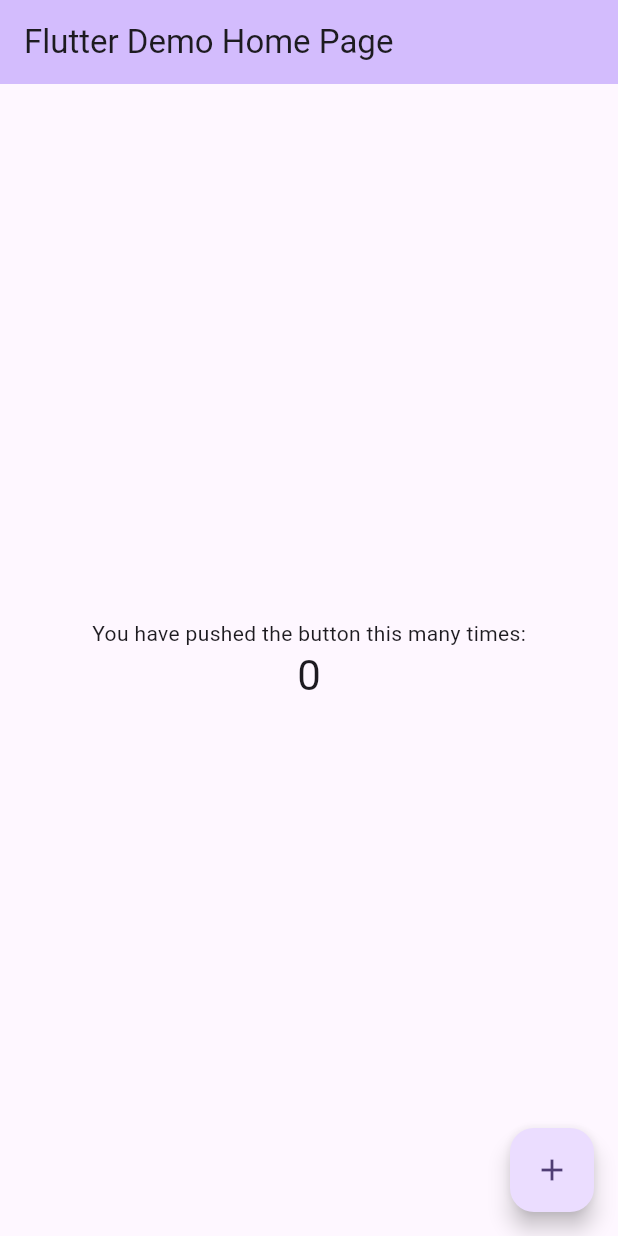
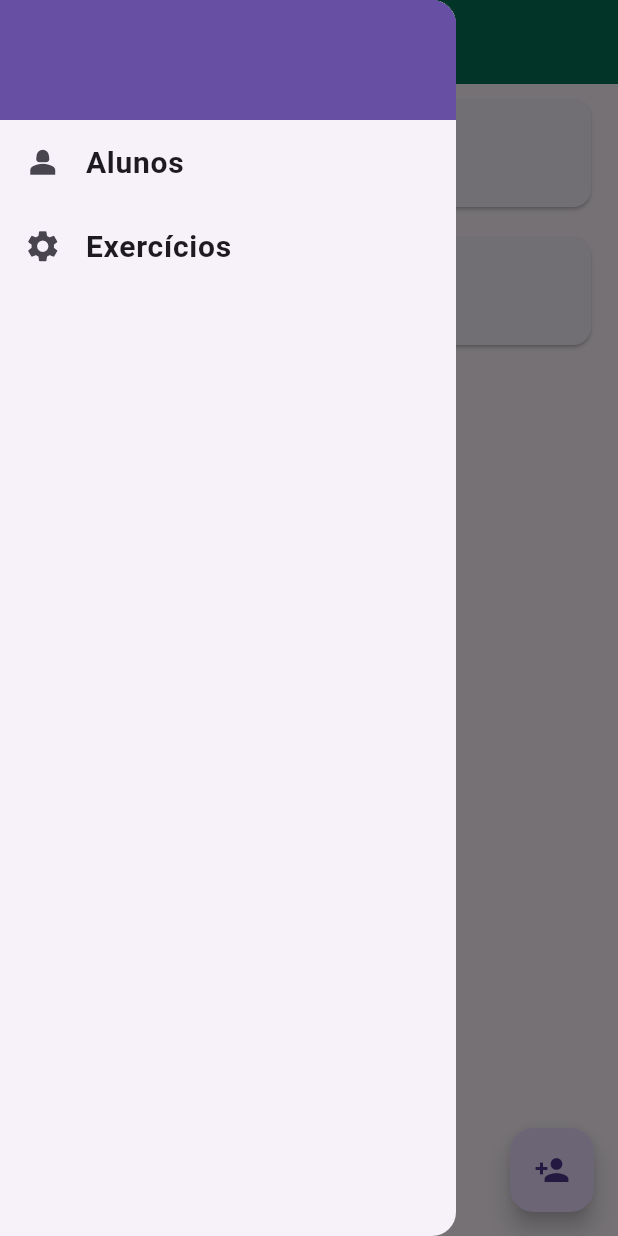
Before and after one commit to paulo0301/app_personal, a Flutter app: the screen it shows after launch, with the side drawer open (before the commit the screen has no drawer), on a phone screen of 412 x 824 dp. Run offline on Flutter 3.47's test engine with Material 3 defaults, Android fonts, the phone set to English and light mode, and no system bars; Roboto replaces fonts that are missing (RobotoCondensed).

Commit message:
add Drawer, BottomNavigationBar, crud aluno

```diff
--- /dev/null
+++ b/lib/components/main_drawer.dart
@@ -0,0 +1,43 @@
+import 'package:app_personal/utils/app_routes.dart';
+import 'package:flutter/material.dart';
+
+class MainDrawer extends StatelessWidget {
+  Widget _createItem(IconData icon, String label, Function() onTap) {
+    return ListTile(
+      leading: Icon(
+        icon,
+        size: 25,
+      ),
+      title: Text(
+        label,
+        style: const TextStyle(
+          fontFamily: 'RobotoCondensed',
+          fontSize: 20,
+          fontWeight: FontWeight.bold,
+        ),
+      ),
+      onTap: onTap,
+    );
+  }
+
+  @override
+  Widget build(BuildContext context) {
+    return Drawer(
+      child: Column(
+        children: [
+          Container(
+            height: 80,
+            width: double.infinity,
+            padding: EdgeInsets.all(40),
+            color: Theme.of(context).colorScheme.primary,
+            alignment: Alignment.bottomRight,
+          ),
+          _createItem(Icons.person_2, 'Alunos',
+              () => Navigator.of(context).pushReplacementNamed(AppRoutes.HOME)),
+          _createItem(Icons.settings, 'Exercícios',
+              () => Navigator.of(context).pushReplacementNamed(AppRoutes.HOME))
+        ],
+      ),
+    );
+  }
+}
--- a/lib/main.dart
+++ b/lib/main.dart
@@ -1,52 +1,19 @@
+import 'dart:math';
+
+import 'package:app_personal/models/aluno.dart';
+import 'package:app_personal/models/ficha_treino.dart';
+import 'package:app_personal/screens/home_screen.dart';
+import 'package:app_personal/utils/app_routes.dart';
 import 'package:flutter/material.dart';
 
 void main() {
-  runApp(const MyApp());
-}
-
-class MyApp extends StatelessWidget {
-  const MyApp({super.key});
-
-  // This widget is the root of your application.
-  @override
-  Widget build(BuildContext context) {
-    return MaterialApp(
-      title: 'Flutter Demo',
-      theme: ThemeData(
-        // This is the theme of your application.
-        //
-        // TRY THIS: Try running your application with "flutter run". You'll see
-        // the application has a purple toolbar. Then, without quitting the app,
-        // try changing the seedColor in the colorScheme below to Colors.green
-        // and then invoke "hot reload" (save your changes or press the "hot
-        // reload" button in a Flutter-supported IDE, or press "r" if you used
-        // the command line to start the app).
-        //
-        // Notice that the counter didn't reset back to zero; the application
-        // state is not lost during the reload. To reset the state, use hot
-        // restart instead.
-        //
-        // This works for code too, not just values: Most code changes can be
-        // tested with just a hot reload.
-        colorScheme: ColorScheme.fromSeed(seedColor: Colors.deepPurple),
-        useMaterial3: true,
-      ),
-      home: const MyHomePage(title: 'Flutter Demo Home Page'),
-    );
-  }
+  runApp(const MyHomePage(
+    title: 'Personal Life',
+  ));
 }
 
 class MyHomePage extends StatefulWidget {
   const MyHomePage({super.key, required this.title});
-
-  // This widget is the home page of your application. It is stateful, meaning
-  // that it has a State object (defined below) that contains fields that affect
-  // how it looks.
-
-  // This class is the configuration for the state. It holds the values (in this
-  // case the title) provided by the parent (in this case the App widget) and
-  // used by the build method of the State. Fields in a Widget subclass are
-  // always marked "final".
 
   final String title;
 
@@ -55,71 +22,24 @@
 }
 
 class _MyHomePageState extends State<MyHomePage> {
-  int _counter = 0;
-
-  void _incrementCounter() {
-    setState(() {
-      // This call to setState tells the Flutter framework that something has
-      // changed in this State, which causes it to rerun the build method below
-      // so that the display can reflect the updated values. If we changed
-      // _counter without calling setState(), then the build method would not be
-      // called again, and so nothing would appear to happen.
-      _counter++;
-    });
-  }
-
   @override
   Widget build(BuildContext context) {
-    // This method is rerun every time setState is called, for instance as done
-    // by the _incrementCounter method above.
-    //
-    // The Flutter framework has been optimized to make rerunning build methods
-    // fast, so that you can just rebuild anything that needs updating rather
-    // than having to individually change instances of widgets.
-    return Scaffold(
-      appBar: AppBar(
-        // TRY THIS: Try changing the color here to a specific color (to
-        // Colors.amber, perhaps?) and trigger a hot reload to see the AppBar
-        // change color while the other colors stay the same.
-        backgroundColor: Theme.of(context).colorScheme.inversePrimary,
-        // Here we take the value from the MyHomePage object that was created by
-        // the App.build method, and use it to set our appbar title.
-        title: Text(widget.title),
-      ),
-      body: Center(
-        // Center is a layout widget. It takes a single child and positions it
-        // in the middle of the parent.
-        child: Column(
-          // Column is also a layout widget. It takes a list of children and
-          // arranges them vertically. By default, it sizes itself to fit its
-          // children horizontally, and tries to be as tall as its parent.
-          //
-          // Column has various properties to control how it sizes itself and
-          // how it positions its children. Here we use mainAxisAlignment to
-          // center the children vertically; the main axis here is the vertical
-          // axis because Columns are vertical (the cross axis would be
-          // horizontal).
-          //
-          // TRY THIS: Invoke "debug painting" (choose the "Toggle Debug Paint"
-          // action in the IDE, or press "p" in the console), to see the
-          // wireframe for each widget.
-          mainAxisAlignment: MainAxisAlignment.center,
-          children: <Widget>[
-            const Text(
-              'You have pushed the button this many times:',
-            ),
-            Text(
-              '$_counter',
-              style: Theme.of(context).textTheme.headlineMedium,
-            ),
-          ],
+    return MaterialApp(
+      title: "Personal Life",
+      theme: ThemeData(
+        primaryColor: Colors.green,
+        primaryColorLight: Colors.green,
+        primaryColorDark: Colors.amber,
+        iconButtonTheme: const IconButtonThemeData(
+          style: ButtonStyle(
+            iconColor: MaterialStatePropertyAll(Colors.white),
+          ),
         ),
       ),
-      floatingActionButton: FloatingActionButton(
-        onPressed: _incrementCounter,
-        tooltip: 'Increment',
-        child: const Icon(Icons.add),
-      ), // This trailing comma makes auto-formatting nicer for build methods.
+      initialRoute: "/",
+      routes: {
+        AppRoutes.HOME: (ctx) => HomePage(),
+      },
     );
   }
 }
--- a/lib/models/aluno.dart
+++ b/lib/models/aluno.dart
@@ -1,4 +1,5 @@
 import 'package:app_personal/models/avaliacao_fisica.dart';
+import 'package:app_personal/models/ficha_treino.dart';
 
 class Aluno {
   final String id;
@@ -6,6 +7,7 @@ class Aluno {
   String email;
   DateTime dataNascimento;
   List<AvaliacaoFisica> avaliacoesFisicas;
+  late FichaDeTreino fichaTreino;
 
   Aluno({
     required this.id,
@@ -13,5 +15,6 @@ class Aluno {
     required this.email,
     required this.dataNascimento,
     this.avaliacoesFisicas = const [],
+    required this.fichaTreino,
   });
 }
--- a/lib/models/ficha_treino.dart
+++ b/lib/models/ficha_treino.dart
@@ -4,12 +4,11 @@ import 'package:app_personal/models/treino.dart';
 class FichaDeTreino {
   final String id;
   final String titulo;
-  final Aluno aluno;
+  late final Aluno aluno;
   final List<Treino> treinos = [];
 
   FichaDeTreino({
     required this.id,
     required this.titulo,
-    required this.aluno,
   });
 }
--- /dev/null
+++ b/lib/screens/home_screen.dart
@@ -0,0 +1,124 @@
+import 'dart:math';
+
+import 'package:app_personal/components/form_aluno.dart';
+import 'package:app_personal/components/main_drawer.dart';
+import 'package:app_personal/models/aluno.dart';
+import 'package:app_personal/models/ficha_treino.dart';
+import 'package:app_personal/screens/tabs_screen.dart';
+import 'package:flutter/material.dart';
+
+class HomePage extends StatefulWidget {
+  HomePage();
+
+  @override
+  State<HomePage> createState() => _HomePageState();
+}
+
+class _HomePageState extends State<HomePage> {
+  List<Aluno> alunos = [
+    Aluno(
+      id: 'a1',
+      nome: "Paulo Daniel",
+      email: "pdaniel@gmail.com",
+      dataNascimento: DateTime(2003, 01, 03),
+      fichaTreino: FichaDeTreino(
+          id: ('ft${Random().nextInt(9999)}'), titulo: "Ficha 01"),
+    ),
+    Aluno(
+      id: 'a2',
+      nome: "Lucas Albert",
+      email: "lulubert@gmail.com",
+      dataNascimento: DateTime(2006, 05, 10),
+      fichaTreino: FichaDeTreino(
+          id: ('ft${Random().nextInt(9999)}'), titulo: "Ficha 01"),
+    ),
+  ];
+
+  _deleteAluno(Aluno? aluno) {
+    setState(() {
+      if (aluno != null) alunos.remove(aluno);
+    });
+    Navigator.of(context).pop();
+  }
+
+  _saveFormEditAluno() {
+    setState(() {});
+  }
+
+  Widget _createCardAluno(Aluno aluno, Function() onTap) {
+    return InkWell(
+      onTap: onTap,
+      child: Card(
+        margin: EdgeInsets.symmetric(horizontal: 18, vertical: 10),
+        child: ListTile(
+          leading: const Image(
+            image: AssetImage("assets/imagem-do-usuario-com-fundo-preto.png"),
+          ),
+          title: Text(aluno.nome),
+          subtitle: Text(aluno.email),
+        ),
+      ),
+    );
+  }
+
+  _addAluno(String nome, String email, DateTime dataNascimento) {
+    FichaDeTreino fichaDeTreino =
+        FichaDeTreino(id: ('ft${Random().nextInt(9999)}'), titulo: "Ficha 01");
+    Aluno newAluno = Aluno(
+        id: ('a${Random().nextInt(9999)}'),
+        nome: nome,
+        email: email,
+        dataNascimento: dataNascimento,
+        fichaTreino: fichaDeTreino);
+
+    setState(() {
+      alunos.add(newAluno);
+    });
+
+    Navigator.of(context).pop();
+  }
+
+  _openTaskAlunoFormModal(BuildContext context) {
+    showModalBottomSheet(
+        context: context,
+        builder: (context) {
+          return FormAluno(_addAluno);
+        });
+  }
+
+  @override
+  Widget build(BuildContext context) {
+    return Scaffold(
+      appBar: AppBar(
+        title: const Text(
+          "Alunos",
+          style: TextStyle(
+            color: Colors.white,
+          ),
+        ),
+        backgroundColor: Color.fromARGB(255, 4, 114, 86),
+      ),
+      body: ListView.builder(
+        itemCount: alunos.length,
+        itemBuilder: (ctx, index) {
+          return _createCardAluno(
+            alunos[index],
+            () {
+              Navigator.of(context).push(MaterialPageRoute(
+                  builder: (context) => TabsScreen(
+                        aluno: alunos[index],
+                        onDelete: _deleteAluno,
+                        onSave: _saveFormEditAluno,
+                      )));
+            },
+          );
+        },
+      ),
+      floatingActionButton: FloatingActionButton(
+        onPressed: () => _openTaskAlunoFormModal(context),
+        child: const Icon(Icons.person_add),
+      ),
+      drawer: MainDrawer(),
+    );
+  }
+}
--- /dev/null
+++ b/lib/utils/app_routes.dart
@@ -0,0 +1,4 @@
+class AppRoutes {
+  static const HOME = '/';
+  static const TABS = '/tabs-screen';
+}
--- a/pubspec.yaml
+++ b/pubspec.yaml
@@ -30,6 +30,7 @@ environment:
 dependencies:
   flutter:
     sdk: flutter
+  intl: 0.17.0
 
 
   # The following adds the Cupertino Icons font to your application.
@@ -59,8 +60,8 @@ flutter:
   uses-material-design: true
 
   # To add assets to your application, add an assets section, like this:
-  # assets:
-  #   - images/a_dot_burr.jpeg
+  assets:
+    - assets/
   #   - images/a_dot_ham.jpeg
 
   # An image asset can refer to one or more resolution-specific "variants", see
```
Also changed, not shown: lib/components/form_aluno.dart (added, +108 -0 lines), lib/screens/avaliacao_screen.dart (added, +24 -0 lines), lib/screens/dados_aluno_screen.dart (added, +147 -0 lines), lib/screens/ficha_treino_screen.dart (added, +24 -0 lines), lib/screens/tabs_screen.dart (added, +81 -0 lines), assets/imagem-do-usuario-com-fundo-preto.png (added), lib/components/card_avaliacao_fisica.dart (added), lib/screens/exercicios_screen.dart (added), pubspec.lock, 1 other file.
